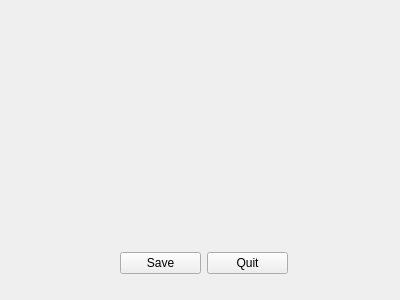
This is dialogcreate.ui in luThomasLy/bibliothequeVinyle as Qt 5 draws it before an edit. The edited form follows.
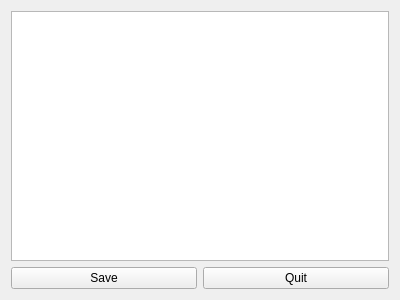
This is the edited form.

The edit to the form file:
```diff
--- a/dialogcreate.ui
+++ b/dialogcreate.ui
@@ -13,15 +13,13 @@
   <property name="windowTitle">
    <string>Form</string>
   </property>
-  <widget class="QWidget" name="">
-   <property name="geometry">
-    <rect>
-     <x>120</x>
-     <y>250</y>
-     <width>168</width>
-     <height>27</height>
-    </rect>
-   </property>
+  <layout class="QVBoxLayout" name="verticalLayout_2">
+   <item>
+    <layout class="QVBoxLayout" name="verticalLayout">
+     <item>
+      <widget class="QTableView" name="tableView"/>
+     </item>
+     <item>
    <layout class="QHBoxLayout" name="horizontalLayout">
     <item>
      <widget class="QPushButton" name="buttonSaveCreate">
@@ -38,7 +36,10 @@
      </widget>
     </item>
    </layout>
-  </widget>
+     </item>
+    </layout>
+   </item>
+  </layout>
  </widget>
  <resources/>
  <connections/>
```
Lines whose indentation alone changed are shown as unchanged.
